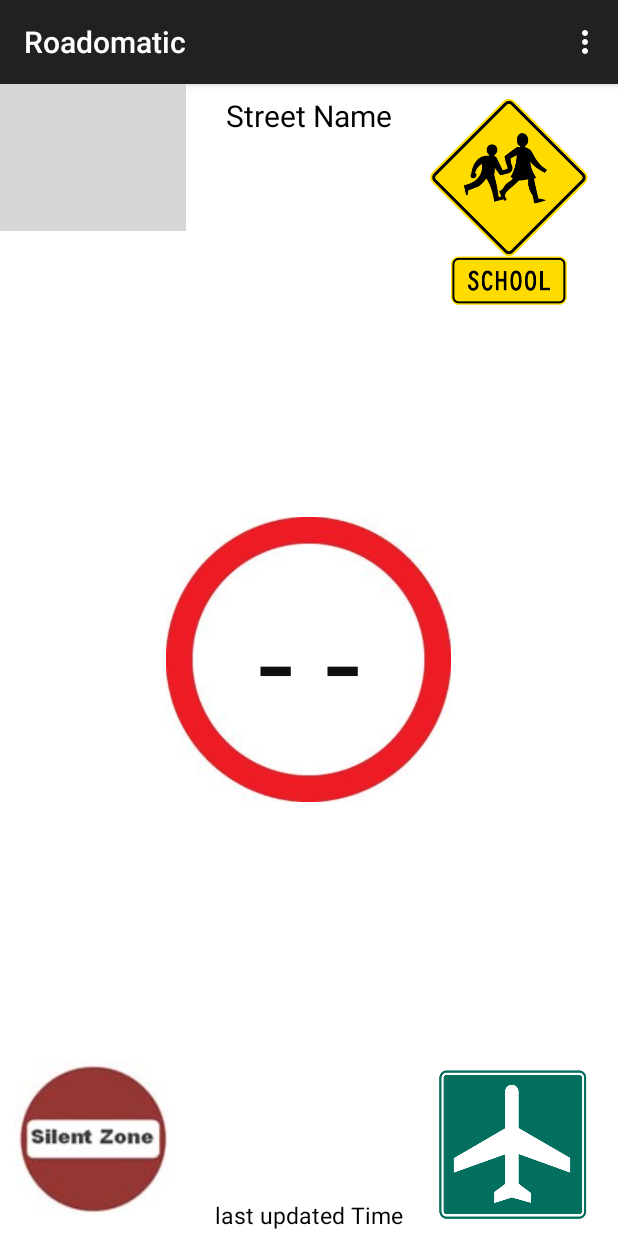
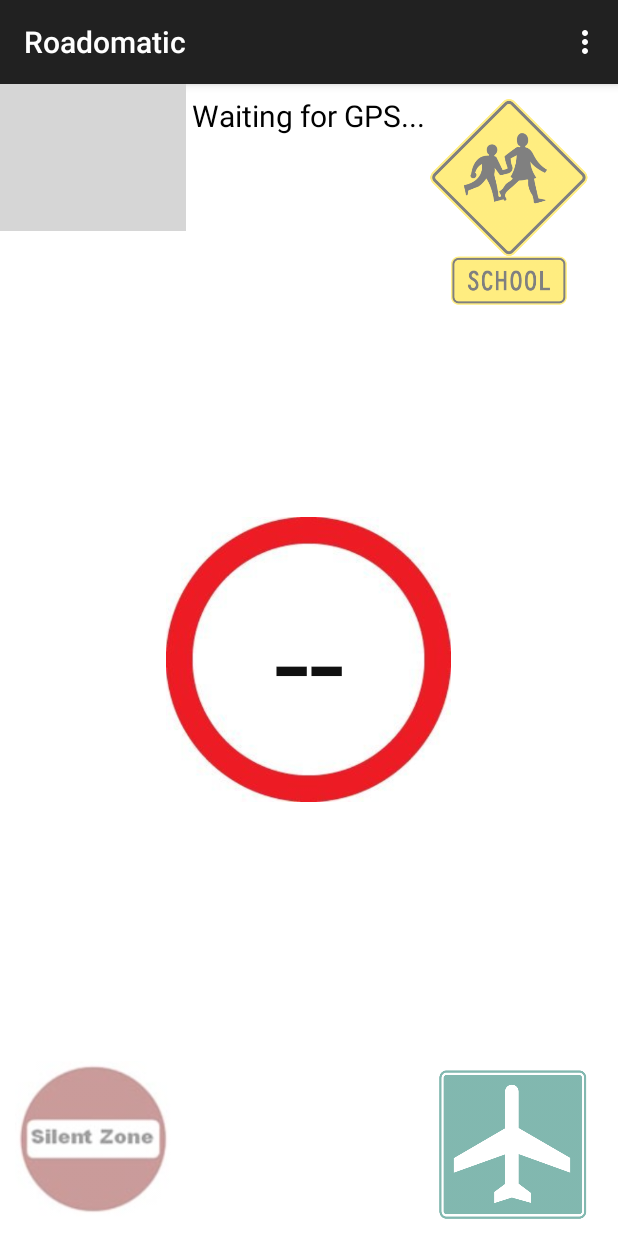
Before and after one commit to aksiksi/roadomatic, an Android app: the screen it shows after launch (RoadomaticActivity), on a phone screen of 412 x 824 dp. Run offline under Robolectric (Android 15) with nearby library versions, the phone set to English and light mode, and no system bars; grey boxes are pictures that could not be loaded.

Commit message:
Various changes to app
- Grey out unused images
- Check response status
- Added request counter to UI

```diff
--- a/client/src/main/java/me/assil/roadomatic/RoadomaticActivity.java
+++ b/client/src/main/java/me/assil/roadomatic/RoadomaticActivity.java
@@ -1,5 +1,8 @@
 package me.assil.roadomatic;
 
+import android.graphics.Color;
+import android.graphics.PorterDuff;
+import android.graphics.drawable.Drawable;
 import android.location.Location;
 import android.location.LocationListener;
 import android.location.LocationManager;
@@ -8,6 +11,7 @@ import android.os.Bundle;
 import android.view.Menu;
 import android.view.MenuItem;
 import android.view.WindowManager;
+import android.widget.ImageView;
 import android.widget.TextView;
 
 import java.util.concurrent.Executors;
@@ -21,7 +25,9 @@ public class RoadomaticActivity extends ActionBarActivity {
     ScheduledExecutorService mPool;
     ScheduledFuture mTask;
 
-    public TextView mSpeed;
+    TextView mSpeed;
+    TextView mName;
+    TextView mLastUpdated;
 
     public class MyLocationListener implements LocationListener {
         public double mLat = -1;
@@ -49,6 +55,11 @@ public class RoadomaticActivity extends ActionBarActivity {
         setContentView(R.layout.activity_roadomatic_v2);
 
         mSpeed = (TextView) findViewById(R.id.Speed);
+        mName = (TextView) findViewById(R.id.StreetName);
+        mLastUpdated = (TextView) findViewById(R.id.UpdateTime);
+
+        mName.setText("Waiting for GPS...");
+        greyOutImages();
 
         // GPS setup
         LocationManager m = (LocationManager) getSystemService(RoadomaticActivity.LOCATION_SERVICE);
@@ -57,7 +68,7 @@ public class RoadomaticActivity extends ActionBarActivity {
 
         // Referencing the RoadomaticUpdater class to a new Object with an input
         // where "this" refers to the activity
-        mUpdater = new RoadomaticUpdater(mSpeed, this, l);
+        mUpdater = new RoadomaticUpdater(mSpeed, mName, mLastUpdated, this, l);
 
         // Initializing the thread pool with 1 thread
         mPool = Executors.newScheduledThreadPool(1);
@@ -67,6 +78,15 @@ public class RoadomaticActivity extends ActionBarActivity {
 
         //Keep screen on while working
         getWindow().addFlags(WindowManager.LayoutParams.FLAG_KEEP_SCREEN_ON);
+    }
+
+    private void greyOutImages() {
+        int[] ids = new int[]{R.id.Silent, R.id.School, R.id.mosque, R.id.Airport};
+
+        for (int id: ids) {
+            ImageView iv = (ImageView) findViewById(id);
+            iv.setAlpha(0.5f);
+        }
     }
 
     @Override
--- a/client/src/main/java/me/assil/roadomatic/RoadomaticUpdater.java
+++ b/client/src/main/java/me/assil/roadomatic/RoadomaticUpdater.java
@@ -20,17 +20,29 @@ import java.lang.Runnable;
  * Created by saeed_000 on 10/30/2015.
  */
 public class RoadomaticUpdater implements Runnable {
-    TextView mText;
+    TextView mSpeed;
+    TextView mName;
+    TextView mLastUpdated;
+
     Activity mActivity;
+
     RoadomaticRequest mRequest;
     RoadomaticActivity.MyLocationListener mListener;
 
+    private int reqCount;
+
     // Constructor to initialize the variables
-    public RoadomaticUpdater(TextView text, Activity activity, RoadomaticActivity.MyLocationListener l) {
-        mText = text;
+    public RoadomaticUpdater(TextView speed, TextView name, TextView lastUpdated, Activity activity,
+                             RoadomaticActivity.MyLocationListener l) {
+        mSpeed = speed;
+        mName = name;
+        mLastUpdated = lastUpdated;
+
         mActivity = activity;
         mRequest = new RoadomaticRequest();
         mListener = l;
+
+        reqCount = 0;
     }
 
     public void close() {
@@ -63,17 +75,39 @@ public class RoadomaticUpdater implements Runnable {
 
             // {"o": 1, "f": 1, "n": "Shei..", "s": 80}
             JSONObject resp = mRequest.sendAndReceive(s);
+            reqCount++;
 
-            if (resp == null)
-                return;
+            final String name;
+            final int speed;
 
-            final int speed = resp.getInt("s");
+            if (resp == null || resp.getInt("o") == 0) {
+                name = "Server offline!";
+                speed = -1;
+            } else {
+                int found = resp.getInt("f");
+
+                if (found == 0) {
+                    name = "Road not found!";
+                    speed = -1;
+                }
+                else {
+                    name = resp.getString("n");
+                    speed = resp.getInt("s");
+                }
+            }
 
             // Update the UI
             mActivity.runOnUiThread(new Runnable() {
                 @Override
                 public void run() {
-                    mText.setText(speed + "");
+                    mName.setText(name);
+
+                    if (speed == -1)
+                        mSpeed.setText("--");
+                    else
+                        mSpeed.setText(speed + "");
+
+                    mLastUpdated.setText("Made " + reqCount + " requests");
                 }
             });
 
--- a/client/src/main/res/layout/activity_roadomatic_v2.xml
+++ b/client/src/main/res/layout/activity_roadomatic_v2.xml
@@ -33,7 +33,7 @@
         android:layout_centerHorizontal="true"
         android:textSize="85dp"
         android:layout_gravity="center"
-        android:text="- -"
+        android:text="--"
         android:textColor="#f0010101"/>
 
     <TextView
@@ -55,7 +55,6 @@
         android:layout_centerVertical="true"
         android:layout_centerHorizontal="true"
         android:textSize="15dp"
-        android:text="last updated Time"
         android:layout_gravity="center_horizontal|bottom"
         android:textColor="#010101"
         android:layout_marginBottom="3dp"/>
@@ -67,7 +66,8 @@
         android:layout_gravity="left|bottom"
         android:src="@drawable/silent"
         android:layout_marginLeft="10dp"
-        android:layout_marginBottom="10dp" />
+        android:layout_marginBottom="10dp"
+        />
 
     <ImageView
         android:layout_width="124dp"
```
